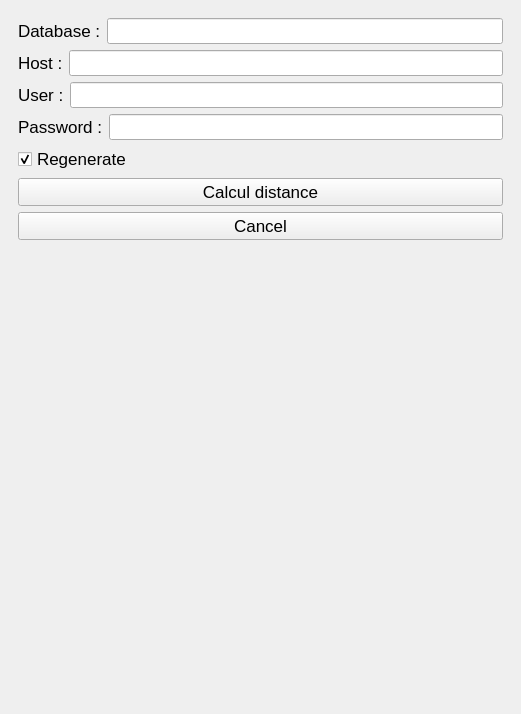
Above: diagwayprojection/DiagwayProjection_dockwidget_base.ui from StundFR/diagway before the change. Below: the same form after it.
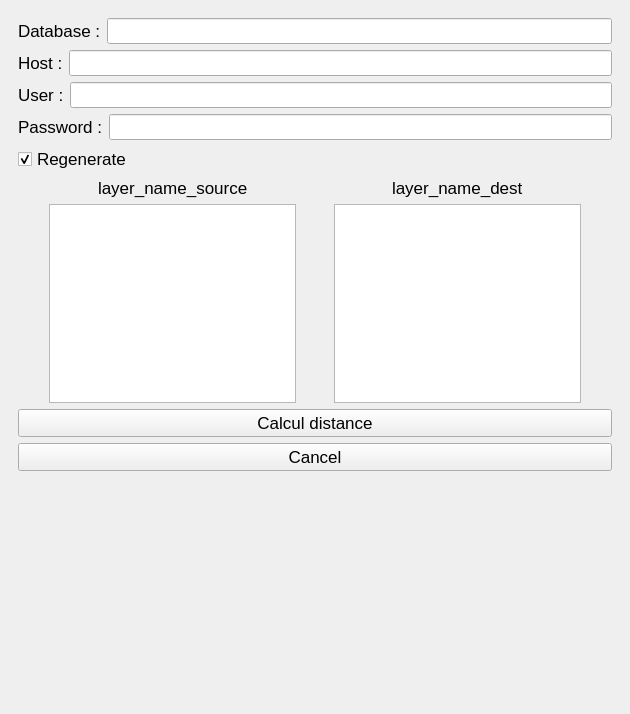
That is the form after the change. Custom widgets are drawn as their Qt base class.

Commit message: Ajout des couches à une base de données choisi, renommage des couches et colonnes pour l'homogénéité

What changed in the file:
```diff
--- a/diagwayprojection/DiagwayProjection_dockwidget_base.ui
+++ b/diagwayprojection/DiagwayProjection_dockwidget_base.ui
@@ -6,7 +6,7 @@
    <rect>
     <x>0</x>
     <y>0</y>
-    <width>521</width>
+    <width>630</width>
     <height>714</height>
    </rect>
   </property>
@@ -1325,7 +1325,6 @@
          </spacer>
         </item>
        </layout>
-       <zorder>lineEdit_fields_source</zorder>
        <zorder>push_add</zorder>
        <zorder>push_cancel_3</zorder>
        <zorder>verticalSpacer_5</zorder>
@@ -1336,124 +1335,9 @@
        <zorder>checkBox_symbolized_page3</zorder>
        <zorder>verticalSpacer_29</zorder>
        <zorder>push_calcul_page3</zorder>
-       <zorder>push_zoom_source</zorder>
       </widget>
       <widget class="QWidget" name="page">
        <layout class="QGridLayout" name="gridLayout_2">
-        <item row="7" column="0">
-         <spacer name="verticalSpacer_15">
-          <property name="orientation">
-           <enum>Qt::Vertical</enum>
-          </property>
-          <property name="sizeHint" stdset="0">
-           <size>
-            <width>20</width>
-            <height>40</height>
-           </size>
-          </property>
-         </spacer>
-        </item>
-        <item row="4" column="0">
-         <widget class="QCheckBox" name="checkBox_regenerate">
-          <property name="font">
-           <font>
-            <pointsize>13</pointsize>
-           </font>
-          </property>
-          <property name="text">
-           <string>Regenerate</string>
-          </property>
-          <property name="checked">
-           <bool>true</bool>
-          </property>
-         </widget>
-        </item>
-        <item row="2" column="0">
-         <layout class="QHBoxLayout" name="horizontalLayout_22">
-          <item>
-           <widget class="QLabel" name="label_user">
-            <property name="font">
-             <font>
-              <pointsize>13</pointsize>
-             </font>
-            </property>
-            <property name="text">
-             <string>User :</string>
-            </property>
-           </widget>
-          </item>
-          <item>
-           <widget class="QLineEdit" name="lineEdit_user">
-            <property name="enabled">
-             <bool>true</bool>
-            </property>
-            <property name="font">
-             <font>
-              <pointsize>11</pointsize>
-             </font>
-            </property>
-            <property name="clearButtonEnabled">
-             <bool>false</bool>
-            </property>
-           </widget>
-          </item>
-         </layout>
-        </item>
-        <item row="1" column="0">
-         <layout class="QHBoxLayout" name="horizontalLayout_21">
-          <item>
-           <widget class="QLabel" name="label_host">
-            <property name="font">
-             <font>
-              <pointsize>13</pointsize>
-             </font>
-            </property>
-            <property name="text">
-             <string>Host :</string>
-            </property>
-           </widget>
-          </item>
-          <item>
-           <widget class="QLineEdit" name="lineEdit_host">
-            <property name="enabled">
-             <bool>true</bool>
-            </property>
-            <property name="font">
-             <font>
-              <pointsize>11</pointsize>
-             </font>
-            </property>
-            <property name="clearButtonEnabled">
-             <bool>false</bool>
-            </property>
-           </widget>
-          </item>
-         </layout>
-        </item>
-        <item row="6" column="0">
-         <widget class="QPushButton" name="push_cancel_page4">
-          <property name="font">
-           <font>
-            <pointsize>13</pointsize>
-           </font>
-          </property>
-          <property name="text">
-           <string>Cancel</string>
-          </property>
-         </widget>
-        </item>
-        <item row="5" column="0">
-         <widget class="QPushButton" name="push_calcul_page4">
-          <property name="font">
-           <font>
-            <pointsize>13</pointsize>
-           </font>
-          </property>
-          <property name="text">
-           <string>Calcul distance</string>
-          </property>
-         </widget>
-        </item>
         <item row="0" column="0">
          <layout class="QHBoxLayout" name="horizontalLayout_20">
           <item>
@@ -1485,6 +1369,68 @@
           </item>
          </layout>
         </item>
+        <item row="1" column="0">
+         <layout class="QHBoxLayout" name="horizontalLayout_21">
+          <item>
+           <widget class="QLabel" name="label_host">
+            <property name="font">
+             <font>
+              <pointsize>13</pointsize>
+             </font>
+            </property>
+            <property name="text">
+             <string>Host :</string>
+            </property>
+           </widget>
+          </item>
+          <item>
+           <widget class="QLineEdit" name="lineEdit_host">
+            <property name="enabled">
+             <bool>true</bool>
+            </property>
+            <property name="font">
+             <font>
+              <pointsize>11</pointsize>
+             </font>
+            </property>
+            <property name="clearButtonEnabled">
+             <bool>false</bool>
+            </property>
+           </widget>
+          </item>
+         </layout>
+        </item>
+        <item row="2" column="0">
+         <layout class="QHBoxLayout" name="horizontalLayout_22">
+          <item>
+           <widget class="QLabel" name="label_user">
+            <property name="font">
+             <font>
+              <pointsize>13</pointsize>
+             </font>
+            </property>
+            <property name="text">
+             <string>User :</string>
+            </property>
+           </widget>
+          </item>
+          <item>
+           <widget class="QLineEdit" name="lineEdit_user">
+            <property name="enabled">
+             <bool>true</bool>
+            </property>
+            <property name="font">
+             <font>
+              <pointsize>11</pointsize>
+             </font>
+            </property>
+            <property name="clearButtonEnabled">
+             <bool>false</bool>
+            </property>
+           </widget>
+          </item>
+         </layout>
+        </item>
         <item row="3" column="0">
          <layout class="QHBoxLayout" name="horizontalLayout_23">
           <item>
@@ -1522,6 +1468,235 @@
           </item>
          </layout>
         </item>
+        <item row="4" column="0">
+         <widget class="QCheckBox" name="checkBox_regenerate">
+          <property name="font">
+           <font>
+            <pointsize>13</pointsize>
+           </font>
+          </property>
+          <property name="text">
+           <string>Regenerate</string>
+          </property>
+          <property name="checked">
+           <bool>true</bool>
+          </property>
+         </widget>
+        </item>
+        <item row="5" column="0">
+         <layout class="QHBoxLayout" name="horizontalLayout_26">
+          <item>
+           <spacer name="horizontalSpacer_27">
+            <property name="orientation">
+             <enum>Qt::Horizontal</enum>
+            </property>
+            <property name="sizeHint" stdset="0">
+             <size>
+              <width>40</width>
+              <height>20</height>
+             </size>
+            </property>
+           </spacer>
+          </item>
+          <item>
+           <layout class="QVBoxLayout" name="verticalLayout_6">
+            <item>
+             <layout class="QHBoxLayout" name="horizontalLayout_24">
+              <item>
+               <spacer name="horizontalSpacer_21">
+                <property name="orientation">
+                 <enum>Qt::Horizontal</enum>
+                </property>
+                <property name="sizeHint" stdset="0">
+                 <size>
+                  <width>40</width>
+                  <height>20</height>
+                 </size>
+                </property>
+               </spacer>
+              </item>
+              <item>
+               <widget class="QLabel" name="layer_name_source">
+                <property name="font">
+                 <font>
+                  <pointsize>13</pointsize>
+                 </font>
+                </property>
+                <property name="text">
+                 <string>layer_name_source</string>
+                </property>
+               </widget>
+              </item>
+              <item>
+               <spacer name="horizontalSpacer_22">
+                <property name="orientation">
+                 <enum>Qt::Horizontal</enum>
+                </property>
+                <property name="sizeHint" stdset="0">
+                 <size>
+                  <width>40</width>
+                  <height>20</height>
+                 </size>
+                </property>
+               </spacer>
+              </item>
+             </layout>
+            </item>
+            <item>
+             <widget class="QListWidget" name="listWidget_fields_source">
+              <property name="font">
+               <font>
+                <pointsize>11</pointsize>
+               </font>
+              </property>
+              <property name="alternatingRowColors">
+               <bool>true</bool>
+              </property>
+              <property name="selectionMode">
+               <enum>QAbstractItemView::MultiSelection</enum>
+              </property>
+              <property name="isWrapping" stdset="0">
+               <bool>false</bool>
+              </property>
+              <property name="wordWrap">
+               <bool>true</bool>
+              </property>
+             </widget>
+            </item>
+           </layout>
+          </item>
+          <item>
+           <spacer name="horizontalSpacer_25">
+            <property name="orientation">
+             <enum>Qt::Horizontal</enum>
+            </property>
+            <property name="sizeHint" stdset="0">
+             <size>
+              <width>40</width>
+              <height>20</height>
+             </size>
+            </property>
+           </spacer>
+          </item>
+          <item>
+           <layout class="QVBoxLayout" name="verticalLayout_8">
+            <item>
+             <layout class="QHBoxLayout" name="horizontalLayout_25">
+              <item>
+               <spacer name="horizontalSpacer_23">
+                <property name="orientation">
+                 <enum>Qt::Horizontal</enum>
+                </property>
+                <property name="sizeHint" stdset="0">
+                 <size>
+                  <width>40</width>
+                  <height>20</height>
+                 </size>
+                </property>
+               </spacer>
+              </item>
+              <item>
+               <widget class="QLabel" name="layer_name_dest">
+                <property name="font">
+                 <font>
+                  <pointsize>13</pointsize>
+                 </font>
+                </property>
+                <property name="text">
+                 <string>layer_name_dest</string>
+                </property>
+               </widget>
+              </item>
+              <item>
+               <spacer name="horizontalSpacer_24">
+                <property name="orientation">
+                 <enum>Qt::Horizontal</enum>
+                </property>
+                <property name="sizeHint" stdset="0">
+                 <size>
+                  <width>40</width>
+                  <height>20</height>
+                 </size>
+                </property>
+               </spacer>
+              </item>
+             </layout>
+            </item>
+            <item>
+             <widget class="QListWidget" name="listWidget_fields_dest">
+              <property name="font">
+               <font>
+                <pointsize>11</pointsize>
+               </font>
+              </property>
+              <property name="alternatingRowColors">
+               <bool>true</bool>
+              </property>
+              <property name="selectionMode">
+               <enum>QAbstractItemView::MultiSelection</enum>
+              </property>
+              <property name="isWrapping" stdset="0">
+               <bool>false</bool>
+              </property>
+              <property name="wordWrap">
+               <bool>true</bool>
+              </property>
+             </widget>
+            </item>
+           </layout>
+          </item>
+          <item>
+           <spacer name="horizontalSpacer_26">
+            <property name="orientation">
+             <enum>Qt::Horizontal</enum>
+            </property>
+            <property name="sizeHint" stdset="0">
+             <size>
+              <width>40</width>
+              <height>20</height>
+             </size>
+            </property>
+           </spacer>
+          </item>
+         </layout>
+        </item>
+        <item row="6" column="0">
+         <widget class="QPushButton" name="push_calcul_page4">
+          <property name="font">
+           <font>
+            <pointsize>13</pointsize>
+           </font>
+          </property>
+          <property name="text">
+           <string>Calcul distance</string>
+          </property>
+         </widget>
+        </item>
+        <item row="7" column="0">
+         <widget class="QPushButton" name="push_cancel_page4">
+          <property name="font">
+           <font>
+            <pointsize>13</pointsize>
+           </font>
+          </property>
+          <property name="text">
+           <string>Cancel</string>
+          </property>
+         </widget>
+        </item>
+        <item row="8" column="0">
+         <spacer name="verticalSpacer_15">
+          <property name="orientation">
+           <enum>Qt::Vertical</enum>
+          </property>
+          <property name="sizeHint" stdset="0">
+           <size>
+            <width>20</width>
+            <height>40</height>
+           </size>
+          </property>
+         </spacer>
+        </item>
        </layout>
       </widget>
      </widget>
```
The commit also changes 13 other files.
